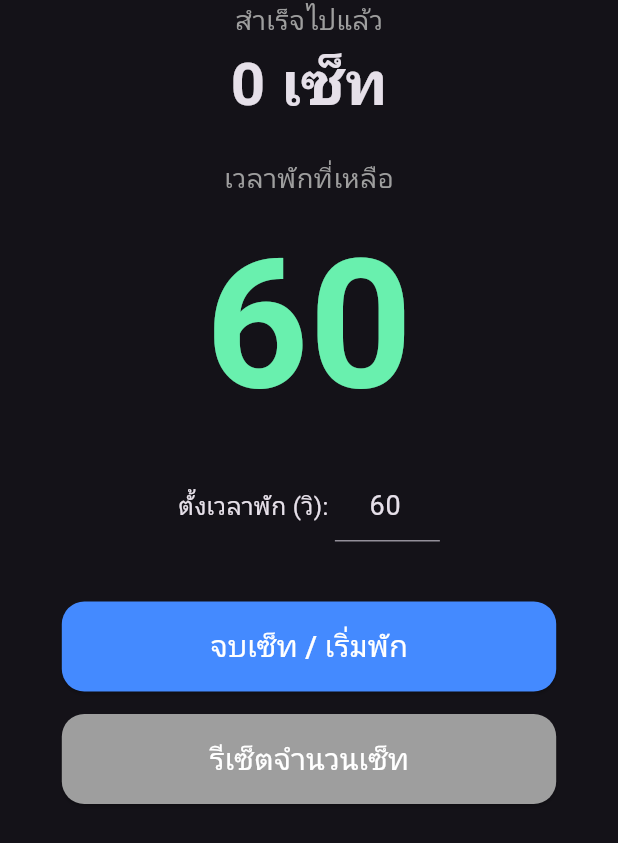
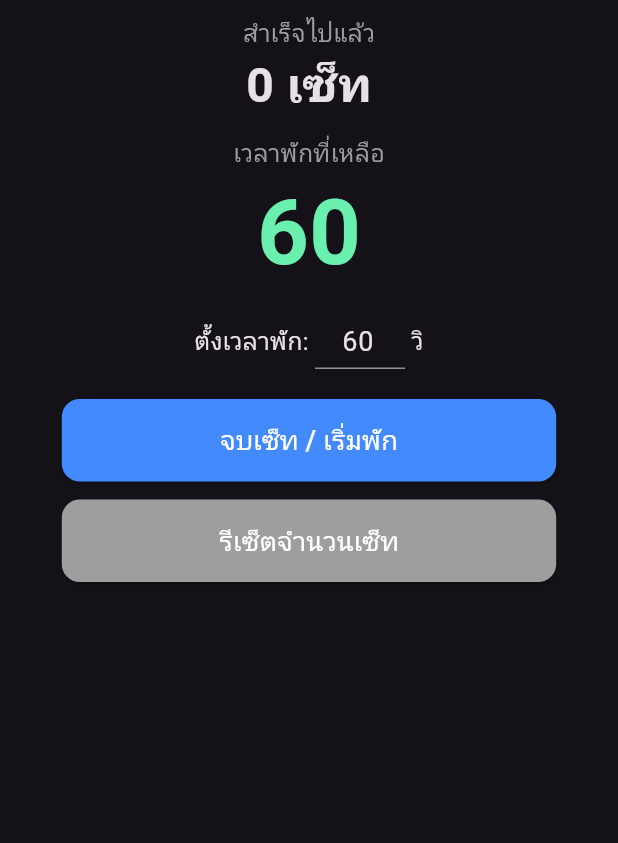
Before and after one commit to victorymark152/CyTimerSetCounter, a Flutter app: the screen it shows after launch, on a phone screen of 412 x 824 dp. Shown: the top 843 px of the screen. Run offline on Flutter 3.47's test engine with Material 3 defaults, Android fonts, the light colour scheme and no system bars.

Commit message:
update layout and remove top spacing

```diff
--- a/lib/main.dart
+++ b/lib/main.dart
@@ -64,11 +64,12 @@ class _WorkoutTimerState extends State<WorkoutTimer> {
 
   @override
   Widget build(BuildContext context) {
-    // ใช้ MediaQuery เพื่อเช็คขนาดหน้าจอเครื่องที่เปิดอยู่
     double screenWidth = MediaQuery.of(context).size.width;
 
     return Scaffold(
-      body: SingleChildScrollView(
+      body: SafeArea(
+        // ใช้ SafeArea เพื่อให้ไม่ไปทับแถบสถานะด้านบน
+        child: SingleChildScrollView(
           child: Center(
             child: Padding(
               padding: const EdgeInsets.symmetric(horizontal: 20.0),
@@ -77,97 +78,99 @@ class _WorkoutTimerState extends State<WorkoutTimer> {
                     MainAxisAlignment.start, // เปลี่ยนจาก center เป็น start
                 children: [
                   SizedBox(
-                  height: 0,
+                    height: 10,
                   ), // เว้นไว้นิดเดียวแค่ 10 กันตัวหนังสือติดขอบจอเกินไป
+
                   Text(
                     "สำเร็จไปแล้ว",
-                  style: TextStyle(fontSize: 18, color: Colors.grey),
+                    style: TextStyle(fontSize: 16, color: Colors.grey),
                   ),
                   Text(
                     "$_sets เซ็ท",
-                  style: TextStyle(fontSize: 40, fontWeight: FontWeight.bold),
+                    style: TextStyle(fontSize: 32, fontWeight: FontWeight.bold),
                   ),
 
-                SizedBox(height: 20), // ลดระยะห่างระหว่างส่วนต่างๆ ลงด้วย
+                  SizedBox(height: 10), // ลดระยะห่างลง
                   Text(
                     "เวลาพักที่เหลือ",
-                  style: TextStyle(fontSize: 18, color: Colors.grey),
+                    style: TextStyle(fontSize: 16, color: Colors.grey),
                   ),
                   Text(
                     "$_secondsLeft",
                     style: TextStyle(
-                    fontSize: 120,
+                      fontSize:
+                          60, // ลดขนาดตัวเลขเวลาลงจาก 120 เหลือ 80 เพื่อประหยัดที่
                       fontWeight: FontWeight.bold,
                       color: Colors.greenAccent,
                     ),
                   ),
 
                   SizedBox(height: 10),
-
-                // ... (ส่วนที่เหลือคงเดิม)
                   Row(
                     mainAxisAlignment: MainAxisAlignment.center,
                     children: [
-                    Text("ตั้งเวลาพัก (วิ): ", style: TextStyle(fontSize: 16)),
+                      Text("ตั้งเวลาพัก: ", style: TextStyle(fontSize: 16)),
                       SizedBox(
-                      width: 70,
+                        width: 60,
                         child: TextField(
                           controller: _controller,
                           keyboardType: TextInputType.number,
                           textAlign: TextAlign.center,
                           style: TextStyle(fontSize: 18),
                           decoration: InputDecoration(
-                          contentPadding: EdgeInsets.symmetric(vertical: 8),
+                            isDense: true, // ทำให้ช่องกรอกข้อมูลเล็กลง
+                            contentPadding: EdgeInsets.symmetric(vertical: 5),
                           ),
                         ),
                       ),
+                      Text(" วิ", style: TextStyle(fontSize: 16)),
                     ],
                   ),
 
-                SizedBox(height: 40),
+                  SizedBox(height: 20), // ลดช่องว่างก่อนถึงปุ่ม
 
-                // ปรับปุ่มให้ยืดหยุ่นตามความกว้างหน้าจอ (80% ของหน้าจอ)
                   SizedBox(
                     width: screenWidth * 0.8,
-                  height: 60, // ลดความสูงปุ่มลงนิดหน่อยให้พอดีมือถือ
+                    height: 55, // ลดความสูงปุ่มลงเล็กน้อย
                     child: ElevatedButton(
                       onPressed: _startRest,
                       child: Text(
                         "จบเซ็ท / เริ่มพัก",
-                      style: TextStyle(fontSize: 20),
+                        style: TextStyle(fontSize: 18),
                       ),
                       style: ElevatedButton.styleFrom(
                         backgroundColor: Colors.blueAccent,
                         foregroundColor: Colors.white,
                         shape: RoundedRectangleBorder(
-                        borderRadius: BorderRadius.circular(15),
+                          borderRadius: BorderRadius.circular(12),
                         ),
                       ),
                     ),
                   ),
 
-                SizedBox(height: 15),
+                  SizedBox(height: 12),
 
                   SizedBox(
                     width: screenWidth * 0.8,
-                  height: 60,
+                    height: 55,
                     child: ElevatedButton(
                       onPressed: _resetSets,
                       child: Text(
                         "รีเซ็ตจำนวนเซ็ท",
-                      style: TextStyle(fontSize: 20),
+                        style: TextStyle(fontSize: 18),
                       ),
                       style: ElevatedButton.styleFrom(
                         backgroundColor: Colors.grey,
                         foregroundColor: Colors.white,
                         shape: RoundedRectangleBorder(
-                        borderRadius: BorderRadius.circular(15),
+                          borderRadius: BorderRadius.circular(12),
                         ),
                       ),
                     ),
                   ),
-                SizedBox(height: 40),
+                  SizedBox(height: 20),
                 ],
+              ),
             ),
           ),
         ),
```
Also changed, not shown: 2 other files. Lines whose indentation alone changed are shown as unchanged.
